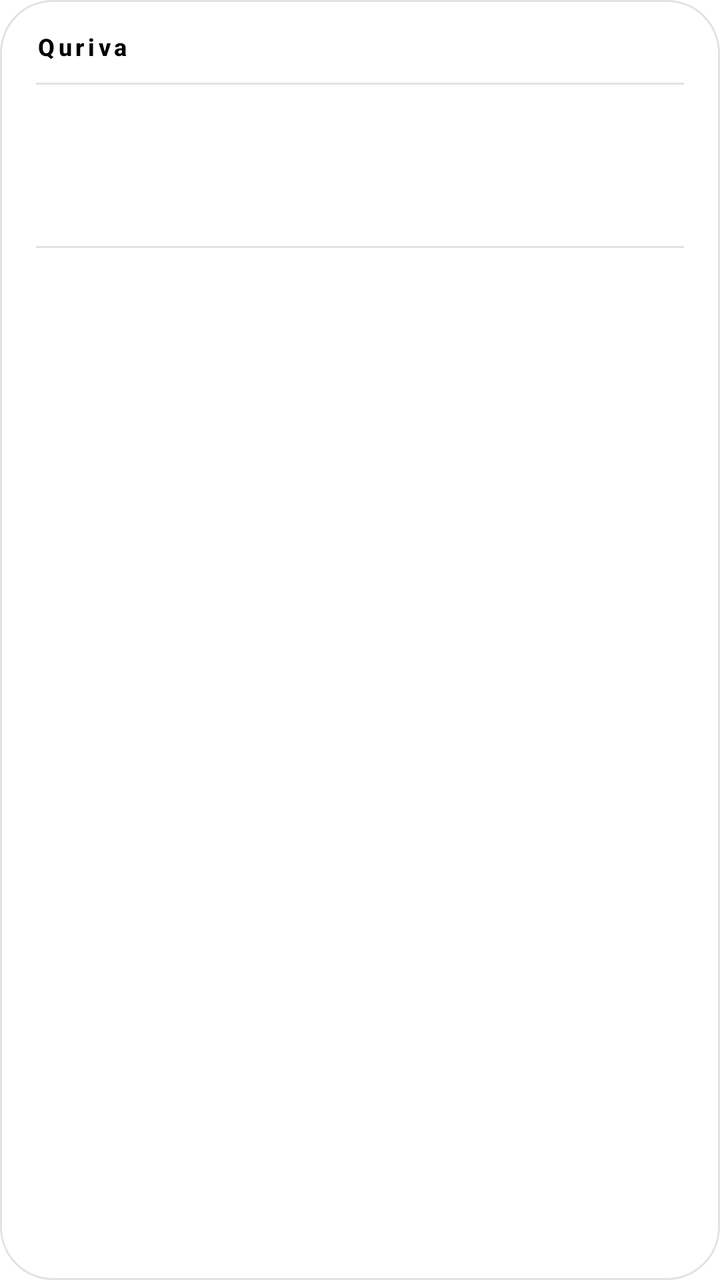
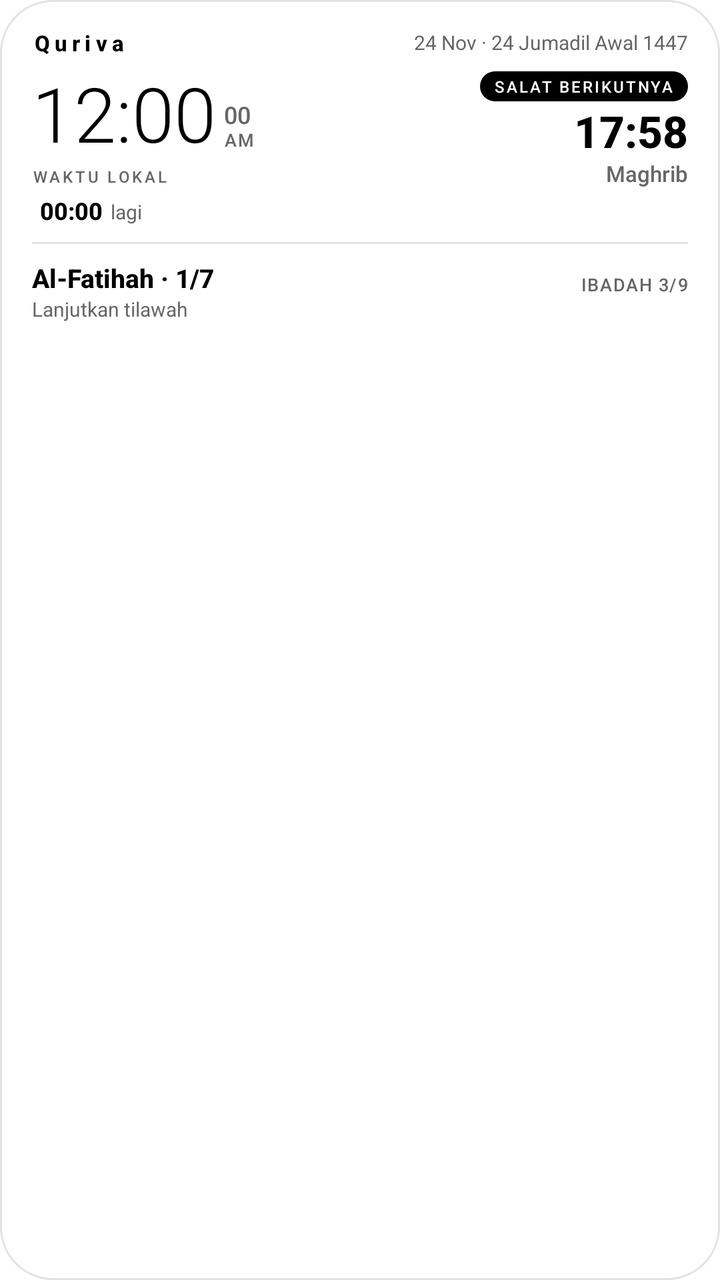

Before-and-after screenshots of an Android layout around one commit, followed by the original layout XML and the change that was made.
<!-- AndroidManifest.xml: application theme Theme.Quriva.Starting -->
<!-- res/layout/quriva_widget.xml -->
<?xml version="1.0" encoding="utf-8"?>
<LinearLayout xmlns:android="http://schemas.android.com/apk/res/android"
    android:id="@+id/widget_root"
    android:layout_width="match_parent"
    android:layout_height="match_parent"
    android:background="@drawable/quriva_widget_bg"
    android:orientation="vertical"
    android:paddingStart="18dp"
    android:paddingTop="15dp"
    android:paddingEnd="18dp"
    android:paddingBottom="13dp">

    <LinearLayout
        android:layout_width="match_parent"
        android:layout_height="wrap_content"
        android:gravity="center_vertical"
        android:orientation="horizontal">

        <TextView
            android:layout_width="wrap_content"
            android:layout_height="wrap_content"
            android:fontFamily="sans-serif-medium"
            android:letterSpacing="0.16"
            android:text="@string/app_name"
            android:textColor="@color/widget_text"
            android:textSize="12sp"
            android:textStyle="bold" />

        <TextView
            android:id="@+id/widget_date"
            android:layout_width="0dp"
            android:layout_height="wrap_content"
            android:layout_marginStart="10dp"
            android:layout_weight="1"
            android:ellipsize="end"
            android:fontFamily="sans-serif"
            android:gravity="end"
            android:maxLines="1"
            android:textColor="@color/widget_muted"
            android:textSize="11sp" />
    </LinearLayout>

    <TextView
        android:layout_width="match_parent"
        android:layout_height="1dp"
        android:layout_marginTop="10dp"
        android:layout_marginBottom="10dp"
        android:background="@color/widget_divider"
        android:importantForAccessibility="no" />

    <LinearLayout
        android:id="@+id/widget_next_group"
        android:layout_width="match_parent"
        android:layout_height="wrap_content"
        android:gravity="center_vertical"
        android:orientation="horizontal">

        <LinearLayout
            android:layout_width="0dp"
            android:layout_height="wrap_content"
            android:layout_weight="1"
            android:orientation="vertical">

            <TextView
                android:id="@+id/widget_next_label"
                android:layout_width="match_parent"
                android:layout_height="wrap_content"
                android:ellipsize="end"
                android:fontFamily="sans-serif-medium"
                android:letterSpacing="0.08"
                android:maxLines="1"
                android:textColor="@color/widget_muted"
                android:textSize="11sp" />

            <TextView
                android:id="@+id/widget_next_name"
                android:layout_width="match_parent"
                android:layout_height="wrap_content"
                android:layout_marginTop="2dp"
                android:ellipsize="end"
                android:fontFamily="sans-serif-medium"
                android:maxLines="1"
                android:textColor="@color/widget_text"
                android:textSize="21sp"
                android:textStyle="bold" />

            <TextView
                android:id="@+id/widget_next_countdown"
                android:layout_width="match_parent"
                android:layout_height="wrap_content"
                android:layout_marginTop="1dp"
                android:ellipsize="end"
                android:maxLines="1"
                android:textColor="@color/widget_muted"
                android:textSize="11sp" />
        </LinearLayout>

        <TextView
            android:id="@+id/widget_next_time"
            android:layout_width="wrap_content"
            android:layout_height="wrap_content"
            android:layout_marginStart="10dp"
            android:fontFamily="sans-serif-light"
            android:includeFontPadding="false"
            android:textColor="@color/widget_text"
            android:textSize="34sp"
            android:textStyle="bold" />
    </LinearLayout>

    <TextView
        android:layout_width="match_parent"
        android:layout_height="1dp"
        android:layout_marginTop="10dp"
        android:layout_marginBottom="9dp"
        android:background="@color/widget_divider"
        android:importantForAccessibility="no" />

    <LinearLayout
        android:id="@+id/widget_continue_group"
        android:layout_width="match_parent"
        android:layout_height="wrap_content"
        android:gravity="center_vertical"
        android:orientation="horizontal">

        <LinearLayout
            android:layout_width="0dp"
            android:layout_height="wrap_content"
            android:layout_weight="1"
            android:orientation="vertical">

            <TextView
                android:id="@+id/widget_continue_title"
                android:layout_width="match_parent"
                android:layout_height="wrap_content"
                android:ellipsize="end"
                android:fontFamily="sans-serif-medium"
                android:maxLines="1"
                android:textColor="@color/widget_text"
                android:textSize="13sp" />

            <TextView
                android:id="@+id/widget_continue_sub"
                android:layout_width="match_parent"
                android:layout_height="wrap_content"
                android:ellipsize="end"
                android:maxLines="1"
                android:textColor="@color/widget_muted"
                android:textSize="11sp" />
        </LinearLayout>

        <TextView
            android:id="@+id/widget_footer"
            android:layout_width="wrap_content"
            android:layout_height="wrap_content"
            android:layout_marginStart="8dp"
            android:fontFamily="sans-serif-medium"
            android:textColor="@color/widget_muted"
            android:textSize="11sp" />
    </LinearLayout>

</LinearLayout>
<!-- resources referenced by this layout -->
<resources>
  <color name="widget_divider">#E2E2E2</color>
  <color name="widget_muted">#666666</color>
  <color name="widget_text">#000000</color>
  <!-- drawable quriva_widget_bg (drawable) -->
  <?xml version="1.0" encoding="utf-8"?>
  <shape xmlns:android="http://schemas.android.com/apk/res/android"
      android:shape="rectangle">
      <solid android:color="@color/widget_surface" />
      <corners android:radius="26dp" />
      <stroke
          android:width="1dp"
          android:color="@color/widget_divider" />
  </shape>
  <string name="app_name">Quriva</string>
  <style name="Theme.Quriva.Starting" parent="Theme.SplashScreen">
          <item name="windowSplashScreenBackground">@color/splash_bg</item>
          <item name="windowSplashScreenAnimatedIcon">@mipmap/ic_launcher</item>
          <item name="windowSplashScreenAnimationDuration">200</item>
          <item name="postSplashScreenTheme">@style/Theme.Quriva</item>
      </style>
  <color name="widget_surface">#FFFFFF</color>
  <color name="splash_bg">#FFFFFF</color>
  <style name="Theme.Quriva" parent="android:Theme.Material.Light.NoActionBar">
          <item name="android:windowBackground">@color/window_bg</item>
          <item name="android:statusBarColor">@android:color/transparent</item>
          <item name="android:navigationBarColor">@android:color/transparent</item>
          <item name="android:windowLightStatusBar">true</item>
      </style>
  <color name="window_bg">#FFFFFF</color>
</resources>

<!-- the commit's change to res/layout/quriva_widget.xml (unified diff, before → after) -->
@@ -5,9 +5,9 @@
     android:layout_height="match_parent"
     android:background="@drawable/quriva_widget_bg"
     android:orientation="vertical"
-    android:paddingStart="18dp"
-    android:paddingTop="15dp"
-    android:paddingEnd="18dp"
+    android:paddingStart="16dp"
+    android:paddingTop="14dp"
+    android:paddingEnd="16dp"
     android:paddingBottom="13dp">
 
     <LinearLayout
@@ -20,10 +20,10 @@
             android:layout_width="wrap_content"
             android:layout_height="wrap_content"
             android:fontFamily="sans-serif-medium"
-            android:letterSpacing="0.16"
+            android:letterSpacing="0.22"
             android:text="@string/app_name"
             android:textColor="@color/widget_text"
-            android:textSize="12sp"
+            android:textSize="11sp"
             android:textStyle="bold" />
 
         <TextView
@@ -36,20 +36,199 @@
             android:fontFamily="sans-serif"
             android:gravity="end"
             android:maxLines="1"
+            android:text="@string/widget_preview_date"
             android:textColor="@color/widget_muted"
-            android:textSize="11sp" />
+            android:textSize="10sp" />
+    </LinearLayout>
+
+    <LinearLayout
+        android:layout_width="match_parent"
+        android:layout_height="wrap_content"
+        android:layout_marginTop="7dp"
+        android:gravity="center_vertical"
+        android:orientation="horizontal">
+
+        <LinearLayout
+            android:layout_width="0dp"
+            android:layout_height="wrap_content"
+            android:layout_weight="1"
+            android:orientation="vertical">
+
+            <LinearLayout
+                android:layout_width="wrap_content"
+                android:layout_height="wrap_content"
+                android:gravity="bottom"
+                android:orientation="horizontal">
+
+                <TextClock
+                    android:id="@+id/widget_clock"
+                    android:layout_width="wrap_content"
+                    android:layout_height="wrap_content"
+                    android:fontFamily="sans-serif-light"
+                    android:format12Hour="h:mm"
+                    android:format24Hour="HH:mm"
+                    android:includeFontPadding="false"
+                    android:maxLines="1"
+                    android:textColor="@color/widget_text"
+                    android:textSize="38sp" />
+
+                <LinearLayout
+                    android:layout_width="wrap_content"
+                    android:layout_height="wrap_content"
+                    android:layout_marginStart="4dp"
+                    android:layout_marginBottom="5dp"
+                    android:orientation="vertical">
+
+                    <TextClock
+                        android:id="@+id/widget_clock_seconds"
+                        android:layout_width="wrap_content"
+                        android:layout_height="wrap_content"
+                        android:fontFamily="sans-serif-medium"
+                        android:format12Hour="ss"
+                        android:format24Hour="ss"
+                        android:includeFontPadding="false"
+                        android:maxLines="1"
+                        android:textColor="@color/widget_muted"
+                        android:textSize="12sp" />
+
+                    <TextClock
+                        android:id="@+id/widget_clock_ampm"
+                        android:layout_width="wrap_content"
+                        android:layout_height="wrap_content"
+                        android:fontFamily="sans-serif-medium"
+                        android:format12Hour="a"
+                        android:format24Hour=" "
+                        android:includeFontPadding="false"
+                        android:letterSpacing="0.08"
+                        android:maxLines="1"
+                        android:textColor="@color/widget_muted"
+                        android:textSize="9sp" />
+                </LinearLayout>
+            </LinearLayout>
+
+            <TextView
+                android:layout_width="wrap_content"
+                android:layout_height="wrap_content"
+                android:layout_marginTop="2dp"
+                android:fontFamily="sans-serif-medium"
+                android:letterSpacing="0.16"
+                android:text="@string/widget_local_time"
+                android:textColor="@color/widget_muted"
+                android:textSize="8sp" />
+        </LinearLayout>
+
+        <LinearLayout
+            android:id="@+id/widget_next_group"
+            android:layout_width="wrap_content"
+            android:layout_height="wrap_content"
+            android:layout_marginStart="10dp"
+            android:gravity="end"
+            android:orientation="vertical">
+
+            <TextView
+                android:id="@+id/widget_next_label"
+                android:layout_width="wrap_content"
+                android:layout_height="wrap_content"
+                android:background="@drawable/quriva_widget_pill"
+                android:fontFamily="sans-serif-medium"
+                android:letterSpacing="0.12"
+                android:maxLines="1"
+                android:paddingStart="7dp"
+                android:paddingTop="2dp"
+                android:paddingEnd="7dp"
+                android:paddingBottom="2dp"
+                android:text="@string/widget_next_prayer"
+                android:textColor="@color/widget_on_accent"
+                android:textSize="8sp" />
+
+            <TextView
+                android:id="@+id/widget_next_time"
+                android:layout_width="wrap_content"
+                android:layout_height="wrap_content"
+                android:layout_marginTop="3dp"
+                android:fontFamily="sans-serif-medium"
+                android:includeFontPadding="false"
+                android:maxLines="1"
+                android:text="@string/widget_preview_time"
+                android:textColor="@color/widget_text"
+                android:textSize="22sp"
+                android:textStyle="bold" />
+
+            <TextView
+                android:id="@+id/widget_next_name"
+                android:layout_width="wrap_content"
+                android:layout_height="wrap_content"
+                android:ellipsize="end"
+                android:fontFamily="sans-serif-medium"
+                android:maxLines="1"
+                android:text="@string/widget_preview_prayer"
+                android:textColor="@color/widget_muted"
+                android:textSize="11sp" />
+        </LinearLayout>
+    </LinearLayout>
+
+    <LinearLayout
+        android:id="@+id/widget_countdown_row"
+        android:layout_width="match_parent"
+        android:layout_height="wrap_content"
+        android:layout_marginTop="5dp"
+        android:gravity="center_vertical"
+        android:orientation="horizontal">
+
+        <TextView
+            android:id="@+id/widget_countdown_prefix"
+            android:layout_width="wrap_content"
+            android:layout_height="wrap_content"
+            android:ellipsize="end"
+            android:fontFamily="sans-serif"
+            android:maxLines="1"
+            android:textColor="@color/widget_muted"
+            android:textSize="10sp" />
+
+        <Chronometer
+            android:id="@+id/widget_countdown"
+            android:layout_width="wrap_content"
+            android:layout_height="wrap_content"
+            android:layout_marginStart="4dp"
+            android:countDown="true"
+            android:fontFamily="sans-serif-medium"
+            android:includeFontPadding="false"
+            android:maxLines="1"
+            android:textColor="@color/widget_text"
+            android:textSize="12sp"
+            android:textStyle="bold" />
+
+        <TextView
+            android:layout_width="wrap_content"
+            android:layout_height="wrap_content"
+            android:layout_marginStart="4dp"
+            android:fontFamily="sans-serif"
+            android:text="@string/widget_again"
+            android:textColor="@color/widget_muted"
+            android:textSize="10sp" />
     </LinearLayout>
 
     <TextView
+        android:id="@+id/widget_countdown_done"
+        android:layout_width="match_parent"
+        android:layout_height="wrap_content"
+        android:layout_marginTop="5dp"
+        android:fontFamily="sans-serif-medium"
+        android:textColor="@color/widget_text"
+        android:textSize="11sp"
+        android:textStyle="bold"
+        android:visibility="gone" />
+
+    <TextView
         android:layout_width="match_parent"
         android:layout_height="1dp"
-        android:layout_marginTop="10dp"
-        android:layout_marginBottom="10dp"
+        android:layout_marginTop="8dp"
+        android:layout_marginBottom="8dp"
         android:background="@color/widget_divider"
         android:importantForAccessibility="no" />
 
     <LinearLayout
-        android:id="@+id/widget_next_group"
+        android:id="@+id/widget_continue_group"
         android:layout_width="match_parent"
         android:layout_height="wrap_content"
         android:gravity="center_vertical"
@@ -62,100 +241,59 @@
             android:orientation="vertical">
 
             <TextView
-                android:id="@+id/widget_next_label"
+                android:id="@+id/widget_continue_title"
                 android:layout_width="match_parent"
                 android:layout_height="wrap_content"
                 android:ellipsize="end"
                 android:fontFamily="sans-serif-medium"
-                android:letterSpacing="0.08"
-                android:maxLines="1"
-                android:textColor="@color/widget_muted"
-                android:textSize="11sp" />
-
-            <TextView
-                android:id="@+id/widget_next_name"
-                android:layout_width="match_parent"
-                android:layout_height="wrap_content"
-                android:layout_marginTop="2dp"
+                android:maxLines="1"
+                android:text="@string/widget_preview_continue"
+                android:textColor="@color/widget_text"
+                android:textSize="13sp"
+                android:textStyle="bold" />
+
+            <TextView
+                android:id="@+id/widget_continue_sub"
+                android:layout_width="match_parent"
+                android:layout_height="wrap_content"
                 android:ellipsize="end"
-                android:fontFamily="sans-serif-medium"
-                android:maxLines="1"
-                android:textColor="@color/widget_text"
-                android:textSize="21sp"
-                android:textStyle="bold" />
-
-            <TextView
-                android:id="@+id/widget_next_countdown"
-                android:layout_width="match_parent"
-                android:layout_height="wrap_content"
-                android:layout_marginTop="1dp"
-                android:ellipsize="end"
-                android:maxLines="1"
-                android:textColor="@color/widget_muted"
-                android:textSize="11sp" />
-        </LinearLayout>
-
-        <TextView
-            android:id="@+id/widget_next_time"
-            android:layout_width="wrap_content"
+                android:fontFamily="sans-serif"
+                android:maxLines="1"
+                android:text="@string/widget_continue_hint"
+                android:textColor="@color/widget_muted"
+                android:textSize="10sp" />
+        </LinearLayout>
+
+        <LinearLayout
+            android:layout_width="86dp"
             android:layout_height="wrap_content"
             android:layout_marginStart="10dp"
-            android:fontFamily="sans-serif-light"
-            android:includeFontPadding="false"
-            android:textColor="@color/widget_text"
-            android:textSize="34sp"
-            android:textStyle="bold" />
-    </LinearLayout>
-
-    <TextView
-        android:layout_width="match_parent"
-        android:layout_height="1dp"
-        android:layout_marginTop="10dp"
-        android:layout_marginBottom="9dp"
-        android:background="@color/widget_divider"
-        android:importantForAccessibility="no" />
-
-    <LinearLayout
-        android:id="@+id/widget_continue_group"
-        android:layout_width="match_parent"
-        android:layout_height="wrap_content"
-        android:gravity="center_vertical"
-        android:orientation="horizontal">
-
-        <LinearLayout
-            android:layout_width="0dp"
-            android:layout_height="wrap_content"
-            android:layout_weight="1"
-            android:orientation="vertical">
-
-            <TextView
-                android:id="@+id/widget_continue_title"
-                android:layout_width="match_parent"
-                android:layout_height="wrap_content"
-                android:ellipsize="end"
-                android:fontFamily="sans-serif-medium"
-                android:maxLines="1"
-                android:textColor="@color/widget_text"
-                android:textSize="13sp" />
-
-            <TextView
-                android:id="@+id/widget_continue_sub"
-                android:layout_width="match_parent"
-                android:layout_height="wrap_content"
-                android:ellipsize="end"
-                android:maxLines="1"
-                android:textColor="@color/widget_muted"
-                android:textSize="11sp" />
-        </LinearLayout>
-
-        <TextView
-            android:id="@+id/widget_footer"
-            android:layout_width="wrap_content"
-            android:layout_height="wrap_content"
-            android:layout_marginStart="8dp"
-            android:fontFamily="sans-serif-medium"
-            android:textColor="@color/widget_muted"
-            android:textSize="11sp" />
+            android:gravity="end"
+            android:orientation="vertical">
+
+            <TextView
+                android:id="@+id/widget_footer"
+                android:layout_width="match_parent"
+                android:layout_height="wrap_content"
+                android:fontFamily="sans-serif-medium"
+                android:gravity="end"
+                android:letterSpacing="0.06"
+                android:maxLines="1"
+                android:text="@string/widget_preview_worship"
+                android:textColor="@color/widget_muted"
+                android:textSize="9sp" />
+
+            <ProgressBar
+                android:id="@+id/widget_worship_progress"
+                style="?android:attr/progressBarStyleHorizontal"
+                android:layout_width="match_parent"
+                android:layout_height="3dp"
+                android:layout_marginTop="4dp"
+                android:max="9"
+                android:progress="0"
+                android:progressBackgroundTint="@color/widget_divider"
+                android:progressTint="@color/widget_text" />
+        </LinearLayout>
     </LinearLayout>
 
 </LinearLayout>
<!-- resource entries referenced after the edit -->
@@ -2,6 +2,7 @@
 <resources>
   <color name="widget_divider">#E2E2E2</color>
   <color name="widget_muted">#666666</color>
+  <color name="widget_on_accent">#FFFFFF</color>
   <color name="widget_text">#000000</color>
   <!-- drawable quriva_widget_bg (drawable) -->
   <?xml version="1.0" encoding="utf-8"?>
@@ -13,7 +14,23 @@
           android:width="1dp"
           android:color="@color/widget_divider" />
   </shape>
+  <!-- drawable quriva_widget_pill (drawable) -->
+  <?xml version="1.0" encoding="utf-8"?>
+  <shape xmlns:android="http://schemas.android.com/apk/res/android"
+      android:shape="rectangle">
+      <solid android:color="@color/widget_accent" />
+      <corners android:radius="20dp" />
+  </shape>
   <string name="app_name">Quriva</string>
+  <string name="widget_again">lagi</string>
+  <string name="widget_continue_hint">Lanjutkan tilawah</string>
+  <string name="widget_local_time">WAKTU LOKAL</string>
+  <string name="widget_next_prayer">SALAT BERIKUTNYA</string>
+  <string name="widget_preview_continue">Al-Fatihah · 1/7</string>
+  <string name="widget_preview_date">24 Nov · 24 Jumadil Awal 1447</string>
+  <string name="widget_preview_prayer">Maghrib</string>
+  <string name="widget_preview_time">17:58</string>
+  <string name="widget_preview_worship">IBADAH 3/9</string>
   <style name="Theme.Quriva.Starting" parent="Theme.SplashScreen">
           <item name="windowSplashScreenBackground">@color/splash_bg</item>
           <item name="windowSplashScreenAnimatedIcon">@mipmap/ic_launcher</item>
@@ -21,6 +38,7 @@
           <item name="postSplashScreenTheme">@style/Theme.Quriva</item>
       </style>
   <color name="widget_surface">#FFFFFF</color>
+  <color name="widget_accent">#000000</color>
   <color name="splash_bg">#FFFFFF</color>
   <style name="Theme.Quriva" parent="android:Theme.Material.Light.NoActionBar">
           <item name="android:windowBackground">@color/window_bg</item>
